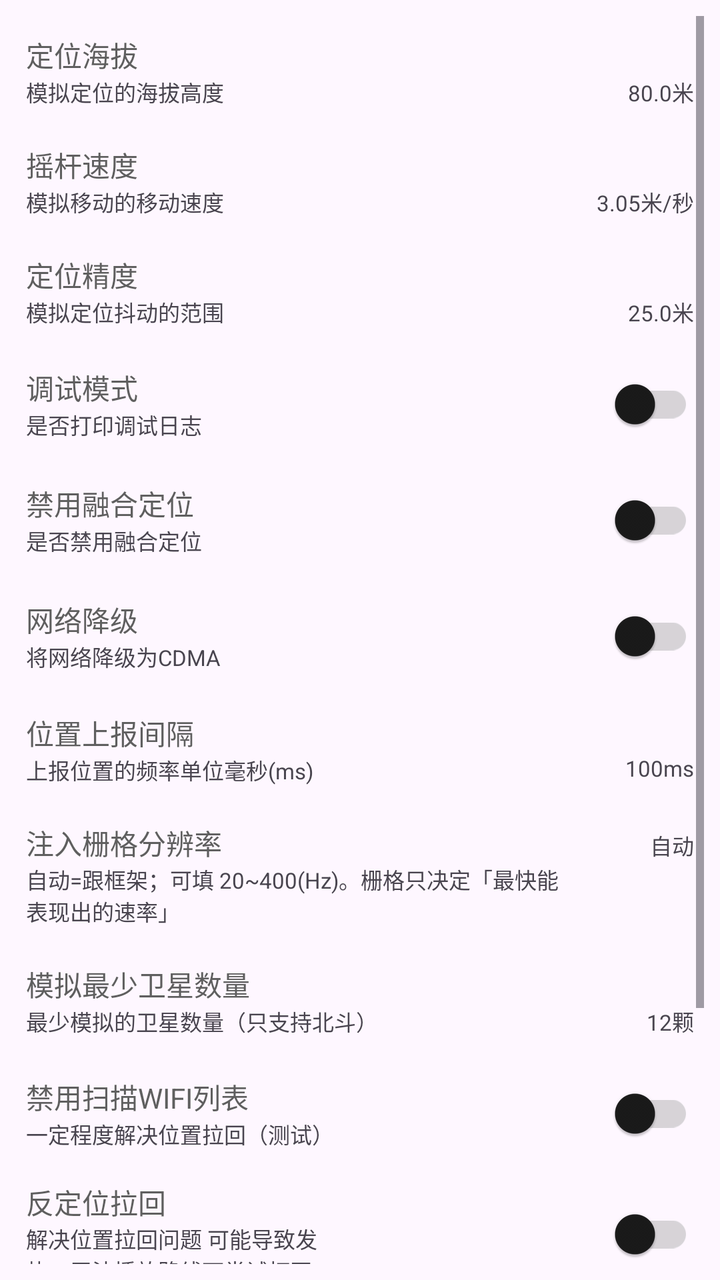
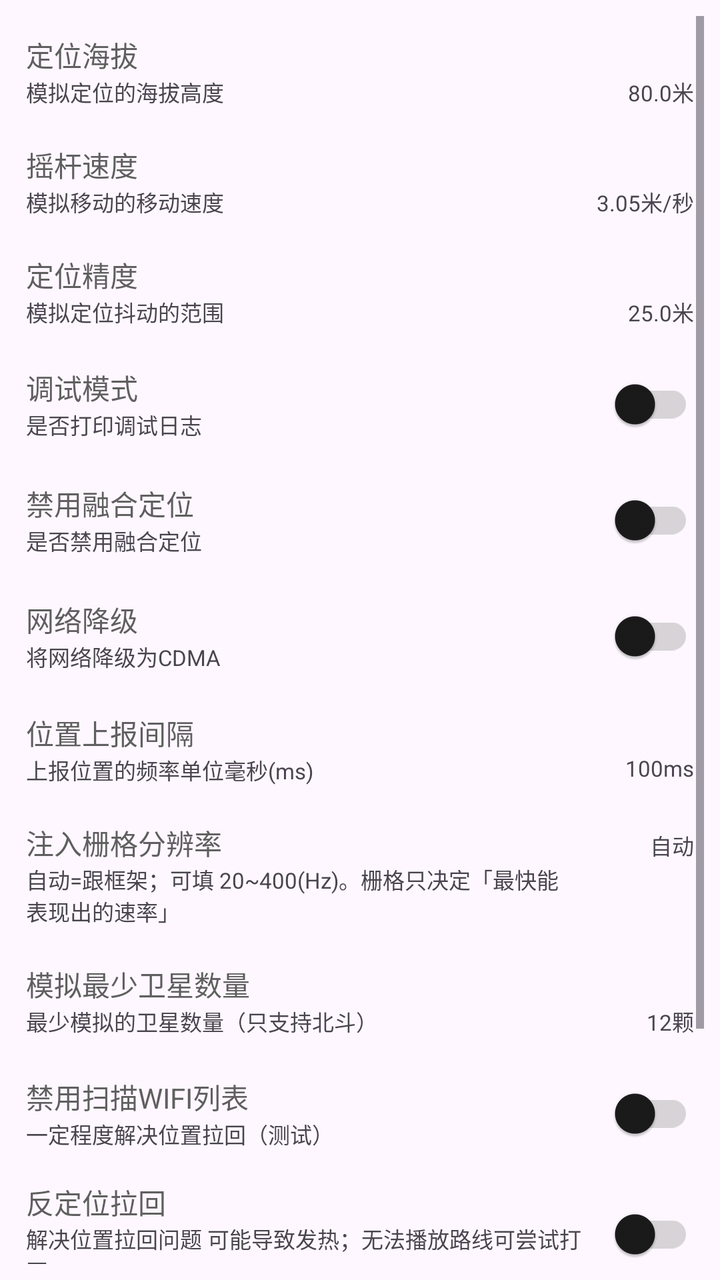

Two renders of the same Android screen: before a commit and after it. Below are the layout's source before the change and the commit's diff.
<!-- AndroidManifest.xml: application theme AppTheme -->
<!-- res/layout/fragment_settings.xml -->
<?xml version="1.0" encoding="utf-8"?>
<androidx.constraintlayout.widget.ConstraintLayout xmlns:android="http://schemas.android.com/apk/res/android"
    xmlns:app="http://schemas.android.com/apk/res-auto"
    xmlns:tools="http://schemas.android.com/tools"
    android:layout_width="match_parent"
    android:layout_height="match_parent"
    android:padding="8dp"
    tools:context=".ui.settings.SettingsFragment">

    <ScrollView
        android:layout_width="match_parent"
        android:layout_height="0dp"
        app:layout_constraintTop_toTopOf="parent"
        app:layout_constraintStart_toStartOf="parent">

        <LinearLayout
            android:layout_width="match_parent"
            android:layout_height="wrap_content"
            android:orientation="vertical">

            <LinearLayout
                android:id="@+id/selinux_layout"
                android:visibility="gone"
                android:layout_width="match_parent"
                android:layout_height="wrap_content"
                android:gravity="center_vertical"
                android:orientation="horizontal"
                android:padding="5dp">
                <LinearLayout
                    android:layout_width="0dp"
                    android:layout_height="wrap_content"
                    android:layout_weight="1"
                    android:orientation="vertical"
                    android:gravity="center_vertical">
                    <com.google.android.material.textview.MaterialTextView
                        android:layout_width="wrap_content"
                        android:layout_height="wrap_content"
                        android:text="@string/selinux"
                        android:textColor="?attr/colorOnSurfaceVariant" />
                    <com.google.android.material.textview.MaterialTextView
                        android:layout_width="wrap_content"
                        android:layout_height="wrap_content"
                        android:text="@string/need_open_selinux"
                        android:textSize="11sp" />
                </LinearLayout>
                <com.google.android.material.switchmaterial.SwitchMaterial
                    android:id="@+id/selinux_switch"
                    android:layout_width="0dp"
                    android:layout_weight="1"
                    android:layout_height="wrap_content"
                    android:layout_gravity="center_vertical"
                    app:useMaterialThemeColors="true"
                    app:trackTint="@color/switch_track_tint"/>
            </LinearLayout>

            <androidx.constraintlayout.widget.ConstraintLayout
                android:id="@+id/altitude_layout"
                android:layout_width="match_parent"
                android:layout_height="wrap_content"
                android:gravity="center_vertical"
                android:padding="5dp"
                android:layout_marginTop="4dp"
                android:layout_marginBottom="4dp">

                <com.google.android.material.textview.MaterialTextView
                    android:id="@+id/altitude_title"
                    android:layout_width="0dp"
                    android:layout_height="wrap_content"
                    android:text="@string/altitude"
                    android:textColor="?attr/colorOnSurfaceVariant"
                    app:layout_constraintStart_toStartOf="parent"
                    app:layout_constraintTop_toTopOf="parent"/>

                <com.google.android.material.textview.MaterialTextView
                    android:id="@+id/altitude_desc"
                    android:layout_width="0dp"
                    android:layout_height="wrap_content"
                    android:text="@string/altitude_desc"
                    android:textSize="11sp"
                    app:layout_constraintStart_toStartOf="parent"
                    app:layout_constraintTop_toBottomOf="@id/altitude_title"/>

                <com.google.android.material.textview.MaterialTextView
                    android:id="@+id/altitude_value"
                    android:layout_width="wrap_content"
                    android:layout_height="wrap_content"
                    android:text="80.0米"
                    android:textSize="11sp"
                    app:layout_constraintTop_toBottomOf="@id/altitude_title"
                    app:layout_constraintEnd_toEndOf="parent" />

            </androidx.constraintlayout.widget.ConstraintLayout>

            <androidx.constraintlayout.widget.ConstraintLayout
                android:id="@+id/speed_layout"
                android:layout_width="match_parent"
                android:layout_height="wrap_content"
                android:gravity="center_vertical"
                android:padding="5dp"
                android:layout_marginTop="4dp"
                android:layout_marginBottom="4dp">

                <com.google.android.material.textview.MaterialTextView
                    android:id="@+id/speed_title"
                    android:layout_width="0dp"
                    android:layout_height="wrap_content"
                    android:text="@string/rocker_speed"
                    android:textColor="?attr/colorOnSurfaceVariant"
                    app:layout_constraintStart_toStartOf="parent"
                    app:layout_constraintTop_toTopOf="parent"/>

                <com.google.android.material.textview.MaterialTextView
                    android:id="@+id/speed_desc"
                    android:layout_width="0dp"
                    android:layout_height="wrap_content"
                    android:text="@string/rocker_speed_desc"
                    android:textSize="11sp"
                    app:layout_constraintStart_toStartOf="parent"
                    app:layout_constraintTop_toBottomOf="@id/speed_title"/>

                <com.google.android.material.textview.MaterialTextView
                    android:id="@+id/speed_value"
                    android:layout_width="wrap_content"
                    android:layout_height="wrap_content"
                    android:text="3.05米/秒"
                    android:textSize="11sp"
                    app:layout_constraintTop_toBottomOf="@id/speed_title"
                    app:layout_constraintEnd_toEndOf="parent" />

            </androidx.constraintlayout.widget.ConstraintLayout>

            <androidx.constraintlayout.widget.ConstraintLayout
                android:id="@+id/accuracy_layout"
                android:layout_width="match_parent"
                android:layout_height="wrap_content"
                android:gravity="center_vertical"
                android:padding="5dp"
                android:layout_marginTop="4dp"
                android:layout_marginBottom="4dp">

                <com.google.android.material.textview.MaterialTextView
                    android:id="@+id/accuracy_title"
                    android:layout_width="0dp"
                    android:layout_height="wrap_content"
                    android:text="@string/accuracy"
                    android:textColor="?attr/colorOnSurfaceVariant"
                    app:layout_constraintStart_toStartOf="parent"
                    app:layout_constraintTop_toTopOf="parent"/>

                <com.google.android.material.textview.MaterialTextView
                    android:id="@+id/accuracy_desc"
                    android:layout_width="0dp"
                    android:layout_height="wrap_content"
                    android:text="@string/accuracy_desc"
                    android:textSize="11sp"
                    app:layout_constraintStart_toStartOf="parent"
                    app:layout_constraintTop_toBottomOf="@id/accuracy_title"/>

                <com.google.android.material.textview.MaterialTextView
                    android:id="@+id/accuracy_value"
                    android:layout_width="wrap_content"
                    android:layout_height="wrap_content"
                    android:text="25.0米"
                    android:textSize="11sp"
                    app:layout_constraintTop_toBottomOf="@id/accuracy_title"
                    app:layout_constraintEnd_toEndOf="parent" />

            </androidx.constraintlayout.widget.ConstraintLayout>

            <LinearLayout
                android:id="@+id/debug_layout"
                android:layout_width="match_parent"
                android:layout_height="wrap_content"
                android:padding="5dp"
                android:gravity="center_vertical"
                android:orientation="horizontal">
                <LinearLayout
                    android:layout_width="0dp"
                    android:layout_height="wrap_content"
                    android:layout_weight="1"
                    android:orientation="vertical"
                    android:gravity="center_vertical">
                    <com.google.android.material.textview.MaterialTextView
                        android:layout_width="wrap_content"
                        android:layout_height="wrap_content"
                        android:text="@string/debug"
                        android:textColor="?attr/colorOnSurfaceVariant" />
                    <com.google.android.material.textview.MaterialTextView
                        android:layout_width="wrap_content"
                        android:layout_height="wrap_content"
                        android:text="@string/debug_desc"
                        android:textSize="11sp" />
                </LinearLayout>
                <com.google.android.material.switchmaterial.SwitchMaterial
                    android:id="@+id/debug_switch"
                    android:layout_width="0dp"
                    android:layout_weight="1"
                    android:layout_height="wrap_content"
                    android:layout_gravity="center_vertical"
                    app:useMaterialThemeColors="true"
                    app:trackTint="@color/switch_track_tint"/>
            </LinearLayout>

            <LinearLayout
                android:id="@+id/dfused_layout"
                android:layout_width="match_parent"
                android:layout_height="wrap_content"
                android:gravity="center_vertical"
                android:padding="5dp"
                android:orientation="horizontal">
                <LinearLayout
                    android:layout_width="0dp"
                    android:layout_height="wrap_content"
                    android:layout_weight="1"
                    android:orientation="vertical"
                    android:gravity="center_vertical">
                    <com.google.android.material.textview.MaterialTextView
                        android:layout_width="wrap_content"
                        android:layout_height="wrap_content"
                        android:text="@string/dfused"
                        android:textColor="?attr/colorOnSurfaceVariant" />
                    <com.google.android.material.textview.MaterialTextView
                        android:layout_width="wrap_content"
                        android:layout_height="wrap_content"
                        android:text="@string/dfused_desc"
                        android:textSize="11sp" />
                </LinearLayout>
                <com.google.android.material.switchmaterial.SwitchMaterial
                    android:id="@+id/dfused_switch"
                    android:layout_width="0dp"
                    android:layout_weight="1"
                    android:layout_height="wrap_content"
                    android:layout_gravity="center_vertical"
                    app:useMaterialThemeColors="true"
                    app:trackTint="@color/switch_track_tint"/>
            </LinearLayout>

            <LinearLayout
                android:id="@+id/cdma_layout"
                android:layout_width="match_parent"
                android:layout_height="wrap_content"
                android:gravity="center_vertical"
                android:padding="5dp"
                android:orientation="horizontal">
                <LinearLayout
                    android:layout_width="0dp"
                    android:layout_height="wrap_content"
                    android:layout_weight="1"
                    android:orientation="vertical"
                    android:gravity="center_vertical">
                    <com.google.android.material.textview.MaterialTextView
                        android:layout_width="wrap_content"
                        android:layout_height="wrap_content"
                        android:text="@string/cdma"
                        android:textColor="?attr/colorOnSurfaceVariant" />
                    <com.google.android.material.textview.MaterialTextView
                        android:layout_width="wrap_content"
                        android:layout_height="wrap_content"
                        android:text="@string/cdma_desc"
                        android:textSize="11sp" />
                </LinearLayout>
                <com.google.android.material.switchmaterial.SwitchMaterial
                    android:id="@+id/cdma_switch"
                    android:layout_width="0dp"
                    android:layout_weight="1"
                    android:layout_height="wrap_content"
                    android:layout_gravity="center_vertical"
                    app:useMaterialThemeColors="true"
                    app:trackTint="@color/switch_track_tint"/>
            </LinearLayout>

            <androidx.constraintlayout.widget.ConstraintLayout
                android:id="@+id/report_duration_layout"
                android:layout_width="match_parent"
                android:layout_height="wrap_content"
                android:gravity="center_vertical"
                android:padding="5dp"
                android:layout_marginTop="4dp"
                android:layout_marginBottom="4dp">

                <com.google.android.material.textview.MaterialTextView
                    android:id="@+id/report_duration_title"
                    android:layout_width="0dp"
                    android:layout_height="wrap_content"
                    android:text="@string/item_report_duration_title"
                    android:textColor="?attr/colorOnSurfaceVariant"
                    app:layout_constraintStart_toStartOf="parent"
                    app:layout_constraintTop_toTopOf="parent"/>

                <com.google.android.material.textview.MaterialTextView
                    android:id="@+id/report_duration_desc"
                    android:layout_width="0dp"
                    android:layout_height="wrap_content"
                    android:text="@string/item_report_duration_desc"
                    android:textSize="11sp"
                    app:layout_constraintStart_toStartOf="parent"
                    app:layout_constraintTop_toBottomOf="@id/report_duration_title"/>

                <com.google.android.material.textview.MaterialTextView
                    android:id="@+id/report_duration_value"
                    android:layout_width="wrap_content"
                    android:layout_height="wrap_content"
                    android:text="@string/item_report_duration_value"
                    android:textSize="11sp"
                    app:layout_constraintTop_toBottomOf="@id/report_duration_title"
                    app:layout_constraintEnd_toEndOf="parent" />

            </androidx.constraintlayout.widget.ConstraintLayout>

            <androidx.constraintlayout.widget.ConstraintLayout
                android:id="@+id/sensor_grid_layout"
                android:layout_width="match_parent"
                android:layout_height="wrap_content"
                android:gravity="center_vertical"
                android:padding="5dp"
                android:layout_marginTop="4dp"
                android:layout_marginBottom="4dp">

                <com.google.android.material.textview.MaterialTextView
                    android:id="@+id/sensor_grid_title"
                    android:layout_width="0dp"
                    android:layout_height="wrap_content"
                    android:text="注入栅格分辨率"
                    android:textColor="?attr/colorOnSurfaceVariant"
                    app:layout_constraintStart_toStartOf="parent"
                    app:layout_constraintEnd_toStartOf="@id/sensor_grid_value"
                    app:layout_constraintHorizontal_bias="0"
                    app:layout_constraintTop_toTopOf="parent"/>

                <com.google.android.material.textview.MaterialTextView
                    android:id="@+id/sensor_grid_desc"
                    android:layout_width="0dp"
                    android:layout_height="wrap_content"
                    android:layout_marginEnd="8dp"
                    android:text="自动=跟框架；可填 20~400(Hz)。栅格只决定「最快能表现出的速率」"
                    android:textSize="11sp"
                    app:layout_constraintStart_toStartOf="parent"
                    app:layout_constraintEnd_toStartOf="@id/sensor_grid_value"
                    app:layout_constraintHorizontal_bias="0"
                    app:layout_constraintTop_toBottomOf="@id/sensor_grid_title"/>

                <com.google.android.material.textview.MaterialTextView
                    android:id="@+id/sensor_grid_value"
                    android:layout_width="wrap_content"
                    android:layout_height="wrap_content"
                    android:minWidth="52dp"
                    android:gravity="end"
                    android:text="自动"
                    android:textSize="11sp"
                    app:layout_constraintBaseline_toBaselineOf="@id/sensor_grid_title"
                    app:layout_constraintEnd_toEndOf="parent" />

            </androidx.constraintlayout.widget.ConstraintLayout>

            <androidx.constraintlayout.widget.ConstraintLayout
                android:id="@+id/satellite_count_layout"
                android:layout_width="match_parent"
                android:layout_height="wrap_content"
                android:gravity="center_vertical"
                android:padding="5dp"
                android:layout_marginTop="4dp"
                android:layout_marginBottom="4dp">

                <com.google.android.material.textview.MaterialTextView
                    android:id="@+id/satellite_count_title"
                    android:layout_width="0dp"
                    android:layout_height="wrap_content"
                    android:text="模拟最少卫星数量"
                    android:textColor="?attr/colorOnSurfaceVariant"
                    app:layout_constraintStart_toStartOf="parent"
                    app:layout_constraintTop_toTopOf="parent"/>

                <com.google.android.material.textview.MaterialTextView
                    android:id="@+id/satellite_count_desc"
                    android:layout_width="0dp"
                    android:layout_height="wrap_content"
                    android:text="最少模拟的卫星数量（只支持北斗）"
                    android:textSize="11sp"
                    app:layout_constraintStart_toStartOf="parent"
                    app:layout_constraintTop_toBottomOf="@id/satellite_count_title"/>

                <com.google.android.material.textview.MaterialTextView
                    android:id="@+id/satellite_count_value"
                    android:layout_width="wrap_content"
                    android:layout_height="wrap_content"
                    android:text="12颗"
                    android:textSize="11sp"
                    app:layout_constraintTop_toBottomOf="@id/satellite_count_title"
                    app:layout_constraintEnd_toEndOf="parent" />

            </androidx.constraintlayout.widget.ConstraintLayout>

            <LinearLayout
                android:id="@+id/disable_wlan_scan_layout"
                android:layout_width="match_parent"
                android:layout_height="wrap_content"
                android:gravity="center_vertical"
                android:padding="5dp"
                android:orientation="horizontal">
                <LinearLayout
                    android:layout_width="0dp"
                    android:layout_height="wrap_content"
                    android:layout_weight="1"
                    android:orientation="vertical"
                    android:gravity="center_vertical">
                    <com.google.android.material.textview.MaterialTextView
                        android:layout_width="wrap_content"
                        android:layout_height="wrap_content"
                        android:text="禁用扫描WIFI列表"
                        android:textColor="?attr/colorOnSurfaceVariant" />
                    <com.google.android.material.textview.MaterialTextView
                        android:layout_width="wrap_content"
                        android:layout_height="wrap_content"
                        android:text="一定程度解决位置拉回（测试）"
                        android:textSize="11sp" />
                </LinearLayout>
                <com.google.android.material.switchmaterial.SwitchMaterial
                    android:id="@+id/disable_wlan_scan_switch"
                    android:layout_width="0dp"
                    android:layout_weight="1"
                    android:layout_height="wrap_content"
                    android:layout_gravity="center_vertical"
                    app:useMaterialThemeColors="true"
                    app:trackTint="@color/switch_track_tint"/>
            </LinearLayout>

            <LinearLayout
                android:id="@+id/loop_broadcast_location_layout"
                android:layout_width="match_parent"
                android:layout_height="wrap_content"
                android:gravity="center_vertical"
                android:padding="5dp"
                android:orientation="horizontal">
                <LinearLayout
                    android:layout_width="0dp"
                    android:layout_height="wrap_content"
                    android:layout_weight="1"
                    android:orientation="vertical"
                    android:gravity="center_vertical">
                    <com.google.android.material.textview.MaterialTextView
                        android:layout_width="wrap_content"
                        android:layout_height="wrap_content"
                        android:text="反定位拉回"
                        android:textColor="?attr/colorOnSurfaceVariant" />
                    <com.google.android.material.textview.MaterialTextView
                        android:layout_width="wrap_content"
                        android:layout_height="wrap_content"
                        android:text="解决位置拉回问题 可能导致发热；无法播放路线可尝试打开"
                        android:textSize="11sp" />
                </LinearLayout>
                <com.google.android.material.switchmaterial.SwitchMaterial
                    android:id="@+id/loop_broadcast_location_switch"
                    android:layout_width="0dp"
                    android:layout_weight="1"
                    android:layout_height="wrap_content"
                    android:layout_gravity="center_vertical"
                    app:useMaterialThemeColors="true"
                    app:trackTint="@color/switch_track_tint"/>
            </LinearLayout>

            <LinearLayout
                android:id="@+id/binder_sensor_mock_layout"
                android:layout_width="match_parent"
                android:layout_height="wrap_content"
                android:layout_marginTop="4dp"
                android:layout_marginBottom="4dp"
                android:gravity="center_vertical"
                android:orientation="horizontal"
                android:padding="5dp">
                <LinearLayout
                    android:layout_width="0dp"
                    android:layout_height="wrap_content"
                    android:layout_weight="1"
                    android:gravity="center_vertical"
                    android:orientation="vertical">
                    <com.google.android.material.textview.MaterialTextView
                        android:layout_width="wrap_content"
                        android:layout_height="wrap_content"
                        android:text="@string/binder_sensor_mock"
                        android:textColor="?attr/colorOnSurfaceVariant" />
                    <com.google.android.material.textview.MaterialTextView
                        android:layout_width="wrap_content"
                        android:layout_height="wrap_content"
                        android:textSize="11sp"
                        android:text="@string/binder_sensor_mock_desc" />
                </LinearLayout>
                <com.google.android.material.switchmaterial.SwitchMaterial
                    android:id="@+id/binder_sensor_mock_switch"
                    android:layout_width="0dp"
                    android:layout_weight="1"
                    android:layout_height="wrap_content"
                    android:layout_gravity="center_vertical"
                    app:useMaterialThemeColors="true"
                    app:trackTint="@color/switch_track_tint"/>
            </LinearLayout>

            <LinearLayout
                android:id="@+id/allow_landscape_layout"
                android:layout_width="match_parent"
                android:layout_height="wrap_content"
                android:gravity="center_vertical"
                android:padding="5dp"
                android:orientation="horizontal">
                <LinearLayout
                    android:layout_width="0dp"
                    android:layout_height="wrap_content"
                    android:layout_weight="1"
                    android:orientation="vertical"
                    android:gravity="center_vertical">
                    <com.google.android.material.textview.MaterialTextView
                        android:layout_width="wrap_content"
                        android:layout_height="wrap_content"
                        android:text="@string/allow_landscape"
                        android:textColor="?attr/colorOnSurfaceVariant" />
                    <com.google.android.material.textview.MaterialTextView
                        android:layout_width="wrap_content"
                        android:layout_height="wrap_content"
                        android:text="@string/allow_landscape_desc"
                        android:textSize="11sp" />
                </LinearLayout>
                <com.google.android.material.switchmaterial.SwitchMaterial
                    android:id="@+id/allow_landscape_switch"
                    android:layout_width="0dp"
                    android:layout_weight="1"
                    android:layout_height="wrap_content"
                    android:layout_gravity="center_vertical"
                    app:useMaterialThemeColors="true"
                    app:trackTint="@color/switch_track_tint"/>
            </LinearLayout>
        </LinearLayout>

    </ScrollView>
</androidx.constraintlayout.widget.ConstraintLayout>
<!-- resources referenced by this layout -->
<resources>
  <string name="accuracy">定位精度</string>
  <string name="accuracy_desc">模拟定位抖动的范围</string>
  <string name="allow_landscape">允许横屏</string>
  <string name="allow_landscape_desc">可能有视觉问题</string>
  <string name="altitude">定位海拔</string>
  <string name="altitude_desc">模拟定位的海拔高度</string>
  <string name="binder_sensor_mock">Binder 外周传感器模拟</string>
  <string name="binder_sensor_mock_desc">实验性：只在系统框架层伪造外周传感器，不注入目标应用；需重启目标应用生效</string>
  <string name="cdma">网络降级</string>
  <string name="cdma_desc">将网络降级为CDMA</string>
  <string name="debug">调试模式</string>
  <string name="debug_desc">是否打印调试日志</string>
  <string name="dfused">禁用融合定位</string>
  <string name="dfused_desc">是否禁用融合定位</string>
  <string name="item_report_duration_desc">上报位置的频率单位毫秒(ms)</string>
  <string name="item_report_duration_title">位置上报间隔</string>
  <string name="item_report_duration_value">100ms</string>
  <string name="need_open_selinux">是否开启SELinux</string>
  <string name="rocker_speed">摇杆速度</string>
  <string name="rocker_speed_desc">模拟移动的移动速度</string>
  <string name="selinux">SELinux</string>
  <style name="AppTheme" parent="Theme.Material3.Light.NoActionBar">
          
          <item name="colorPrimary">#5F5F5F</item>
          <item name="colorOnPrimary">#FFFFFF</item>
          <item name="colorPrimaryContainer">#E0E0E0</item>
          <item name="colorOnPrimaryContainer">#1E1E1E</item>
          <item name="colorSecondary">#494949</item>
          <item name="colorOnSecondary">#FFFFFF</item>
          <item name="colorSecondaryContainer">#E7E7E7</item>
          <item name="colorOnSecondaryContainer">#2A2A2A</item>
          <item name="colorSurface">#FFFFFF</item>
          <item name="colorOnSurface">#1A1A1A</item>
          <item name="colorSurfaceVariant">#F0F0F0</item>
          <item name="colorOnSurfaceVariant">#5F5F5F</item>
          <item name="colorOutline">#747474</item>
  
          
          <item name="portalFabIconTint">#1A1A1A</item>
  
          
          <item name="android:statusBarColor">@android:color/transparent</item>
          <item name="android:windowDrawsSystemBarBackgrounds">true</item>
          <item name="android:windowTranslucentStatus">true</item>
          <item name="windowActionModeOverlay">true</item>
          <item name="windowActionBar">false</item>
          <item name="windowNoTitle">true</item>
  
          
          <item name="searchViewStyle">@style/Portal.SearchViewStyle</item>
          <item name="sliderStyle">@style/Portal.SliderTheme</item>
          <item name="android:popupMenuStyle">@style/PortalPopupMenuStyle</item>
      </style>
  <style name="Portal.SearchViewStyle" parent="Widget.AppCompat.SearchView" />
  <style name="Portal.SliderTheme" parent="Widget.Material3.Slider" />
  <style name="PortalPopupMenuStyle" parent="Widget.Material3.PopupMenu">
          <item name="android:popupAnimationStyle">@style/PortalPopupAnimation</item>
      </style>
  <style name="PortalPopupAnimation">
          <item name="android:windowEnterAnimation">@anim/popup_in_top_end</item>
          <item name="android:windowExitAnimation">@anim/popup_out_top_end</item>
      </style>
</resources>

<!-- the commit's change to res/layout/fragment_settings.xml (unified diff, before → after) -->
@@ -45,8 +45,7 @@
                 </LinearLayout>
                 <com.google.android.material.switchmaterial.SwitchMaterial
                     android:id="@+id/selinux_switch"
-                    android:layout_width="0dp"
-                    android:layout_weight="1"
+                    android:layout_width="wrap_content"
                     android:layout_height="wrap_content"
                     android:layout_gravity="center_vertical"
                     app:useMaterialThemeColors="true"
@@ -193,8 +192,7 @@
                 </LinearLayout>
                 <com.google.android.material.switchmaterial.SwitchMaterial
                     android:id="@+id/debug_switch"
-                    android:layout_width="0dp"
-                    android:layout_weight="1"
+                    android:layout_width="wrap_content"
                     android:layout_height="wrap_content"
                     android:layout_gravity="center_vertical"
                     app:useMaterialThemeColors="true"
@@ -227,8 +225,7 @@
                 </LinearLayout>
                 <com.google.android.material.switchmaterial.SwitchMaterial
                     android:id="@+id/dfused_switch"
-                    android:layout_width="0dp"
-                    android:layout_weight="1"
+                    android:layout_width="wrap_content"
                     android:layout_height="wrap_content"
                     android:layout_gravity="center_vertical"
                     app:useMaterialThemeColors="true"
@@ -261,8 +258,7 @@
                 </LinearLayout>
                 <com.google.android.material.switchmaterial.SwitchMaterial
                     android:id="@+id/cdma_switch"
-                    android:layout_width="0dp"
-                    android:layout_weight="1"
+                    android:layout_width="wrap_content"
                     android:layout_height="wrap_content"
                     android:layout_gravity="center_vertical"
                     app:useMaterialThemeColors="true"
@@ -416,8 +412,7 @@
                 </LinearLayout>
                 <com.google.android.material.switchmaterial.SwitchMaterial
                     android:id="@+id/disable_wlan_scan_switch"
-                    android:layout_width="0dp"
-                    android:layout_weight="1"
+                    android:layout_width="wrap_content"
                     android:layout_height="wrap_content"
                     android:layout_gravity="center_vertical"
                     app:useMaterialThemeColors="true"
@@ -450,8 +445,7 @@
                 </LinearLayout>
                 <com.google.android.material.switchmaterial.SwitchMaterial
                     android:id="@+id/loop_broadcast_location_switch"
-                    android:layout_width="0dp"
-                    android:layout_weight="1"
+                    android:layout_width="wrap_content"
                     android:layout_height="wrap_content"
                     android:layout_gravity="center_vertical"
                     app:useMaterialThemeColors="true"
@@ -486,8 +480,7 @@
                 </LinearLayout>
                 <com.google.android.material.switchmaterial.SwitchMaterial
                     android:id="@+id/binder_sensor_mock_switch"
-                    android:layout_width="0dp"
-                    android:layout_weight="1"
+                    android:layout_width="wrap_content"
                     android:layout_height="wrap_content"
                     android:layout_gravity="center_vertical"
                     app:useMaterialThemeColors="true"
@@ -520,8 +513,7 @@
                 </LinearLayout>
                 <com.google.android.material.switchmaterial.SwitchMaterial
                     android:id="@+id/allow_landscape_switch"
-                    android:layout_width="0dp"
-                    android:layout_weight="1"
+                    android:layout_width="wrap_content"
                     android:layout_height="wrap_content"
                     android:layout_gravity="center_vertical"
                     app:useMaterialThemeColors="true"
